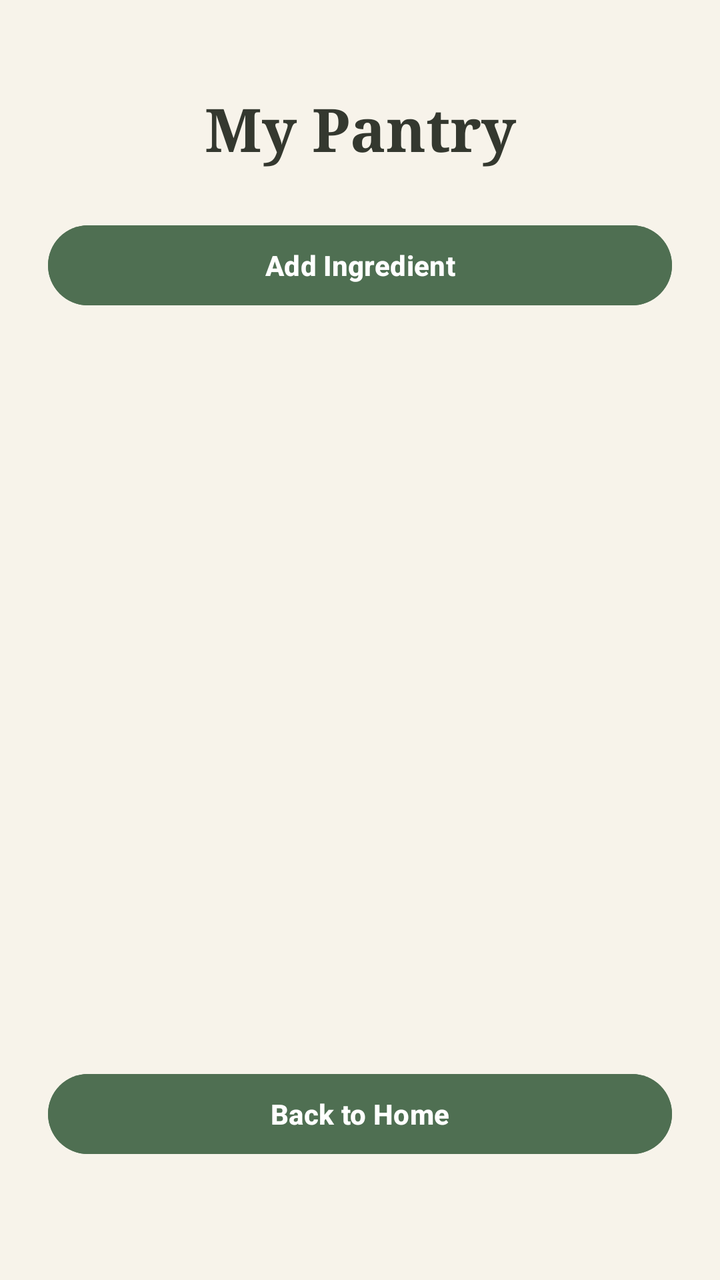
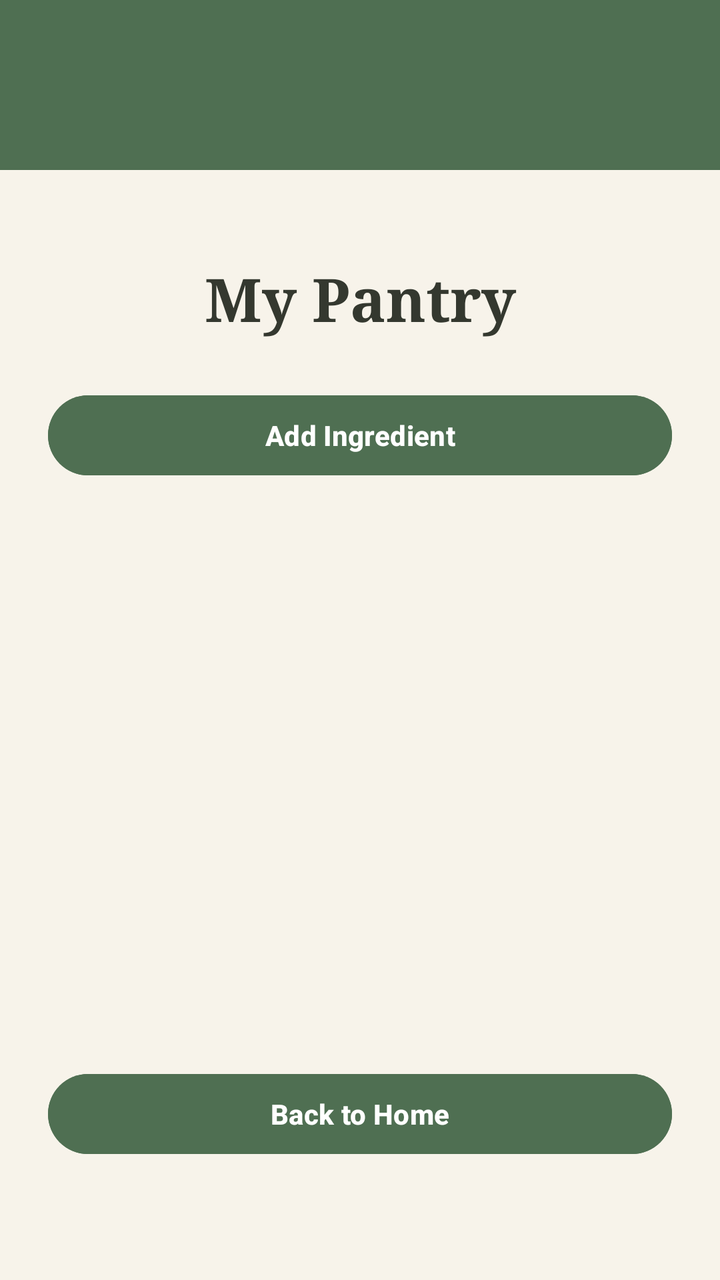

Two renders of the same Android screen: before a commit and after it. Below are the layout's source before the change and the commit's diff.
<!-- AndroidManifest.xml: application theme Theme.SmartPantryManager -->
<!-- res/layout/activity_pantry.xml -->
<?xml version="1.0" encoding="utf-8"?>
<LinearLayout
    xmlns:android="http://schemas.android.com/apk/res/android"
    android:id="@+id/pantryRoot"
    android:layout_width="match_parent"
    android:layout_height="match_parent"
    android:orientation="vertical"
    android:background="@color/sage_dark">

    
    <View
        android:id="@+id/statusBarBackground"
        android:layout_width="match_parent"
        android:layout_height="0dp"
        android:background="@color/sage_dark" />

    
    <LinearLayout
        android:layout_width="match_parent"
        android:layout_height="0dp"
        android:layout_weight="1"
        android:orientation="vertical"
        android:background="@color/cream"
        android:padding="24dp">

        <TextView
            android:layout_width="match_parent"
            android:layout_height="wrap_content"
            android:text="My Pantry"
            android:textSize="30sp"
            android:textStyle="bold"
            android:fontFamily="serif"
            android:textColor="@color/brown"
            android:gravity="center"
            android:layout_marginTop="20dp"
            android:layout_marginBottom="24dp" />

        <Button
            android:id="@+id/addPantryButton"
            android:layout_width="match_parent"
            android:layout_height="wrap_content"
            android:text="Add Ingredient"
            android:textColor="@color/white"
            android:textStyle="bold"
            android:backgroundTint="@color/sage"
            android:layout_marginBottom="20dp" />

        <TextView
            android:id="@+id/noItemsMessage"
            android:layout_width="match_parent"
            android:layout_height="wrap_content"
            android:text="No pantry items added yet."
            android:textSize="16sp"
            android:textColor="@color/brown_light"
            android:gravity="center"
            android:visibility="gone"
            android:layout_marginBottom="16dp" />

        <androidx.recyclerview.widget.RecyclerView
            android:id="@+id/pantryRecyclerView"
            android:layout_width="match_parent"
            android:layout_height="0dp"
            android:layout_weight="1"
            android:clipToPadding="false"
            android:paddingBottom="8dp" />

        <Button
            android:id="@+id/backToHomeButton"
            android:layout_width="match_parent"
            android:layout_height="wrap_content"
            android:text="Back to Home"
            android:textColor="@color/white"
            android:textStyle="bold"
            android:backgroundTint="@color/sage"
            android:layout_marginTop="16dp"
            android:layout_marginBottom="35dp" />

    </LinearLayout>

</LinearLayout>
<!-- resources referenced by this layout -->
<resources>
  <color name="brown">#34382F</color>
  <color name="brown_light">#65695F</color>
  <color name="cream">#F7F3EA</color>
  <color name="sage">#4F6F52</color>
  <color name="sage_dark">#3E5941</color>
  <color name="white">#FFFFFFFF</color>
  <style name="Theme.SmartPantryManager" parent="Base.Theme.SmartPantryManager" />
  <style name="Base.Theme.SmartPantryManager" parent="Theme.Material3.DayNight.NoActionBar">
          
          
      </style>
</resources>

<!-- the commit's change to res/layout/activity_pantry.xml (unified diff, before → after) -->
@@ -1,80 +1,122 @@
 <?xml version="1.0" encoding="utf-8"?>
-<LinearLayout
+<androidx.drawerlayout.widget.DrawerLayout
     xmlns:android="http://schemas.android.com/apk/res/android"
-    android:id="@+id/pantryRoot"
+    xmlns:app="http://schemas.android.com/apk/res-auto"
+    xmlns:tools="http://schemas.android.com/tools"
+    android:id="@+id/drawerLayout"
     android:layout_width="match_parent"
     android:layout_height="match_parent"
-    android:orientation="vertical"
-    android:background="@color/sage_dark">
-
-    
-    <View
-        android:id="@+id/statusBarBackground"
-        android:layout_width="match_parent"
-        android:layout_height="0dp"
-        android:background="@color/sage_dark" />
+    android:background="@color/cream"
+    tools:context=".PantryActivity">
 
     
     <LinearLayout
         android:layout_width="match_parent"
-        android:layout_height="0dp"
-        android:layout_weight="1"
+        android:layout_height="match_parent"
         android:orientation="vertical"
-        android:background="@color/cream"
-        android:padding="24dp">
+        android:background="@color/cream">
 
-        <TextView
+        
+        <androidx.appcompat.widget.Toolbar
+            android:id="@+id/mainToolbar"
             android:layout_width="match_parent"
-            android:layout_height="wrap_content"
-            android:text="My Pantry"
-            android:textSize="30sp"
-            android:textStyle="bold"
-            android:fontFamily="serif"
-            android:textColor="@color/brown"
-            android:gravity="center"
-            android:layout_marginTop="20dp"
-            android:layout_marginBottom="24dp" />
+            android:layout_height="85dp"
+            android:background="@color/sage"
+            android:title="Smart Pantry Manager"
+            android:titleTextColor="@color/white" />
 
-        <Button
-            android:id="@+id/addPantryButton"
-            android:layout_width="match_parent"
-            android:layout_height="wrap_content"
-            android:text="Add Ingredient"
-            android:textColor="@color/white"
-            android:textStyle="bold"
-            android:backgroundTint="@color/sage"
-            android:layout_marginBottom="20dp" />
-
-        <TextView
-            android:id="@+id/noItemsMessage"
-            android:layout_width="match_parent"
-            android:layout_height="wrap_content"
-            android:text="No pantry items added yet."
-            android:textSize="16sp"
-            android:textColor="@color/brown_light"
-            android:gravity="center"
-            android:visibility="gone"
-            android:layout_marginBottom="16dp" />
-
-        <androidx.recyclerview.widget.RecyclerView
-            android:id="@+id/pantryRecyclerView"
+        
+        <LinearLayout
+            android:id="@+id/pantryRoot"
             android:layout_width="match_parent"
             android:layout_height="0dp"
             android:layout_weight="1"
-            android:clipToPadding="false"
-            android:paddingBottom="8dp" />
+            android:orientation="vertical"
+            android:background="@color/sage_dark">
 
-        <Button
-            android:id="@+id/backToHomeButton"
-            android:layout_width="match_parent"
-            android:layout_height="wrap_content"
-            android:text="Back to Home"
-            android:textColor="@color/white"
-            android:textStyle="bold"
-            android:backgroundTint="@color/sage"
-            android:layout_marginTop="16dp"
-            android:layout_marginBottom="35dp" />
+            
+            <View
+                android:id="@+id/statusBarBackground"
+                android:layout_width="match_parent"
+                android:layout_height="0dp"
+                android:background="@color/sage_dark" />
+
+            
+            <LinearLayout
+                android:layout_width="match_parent"
+                android:layout_height="0dp"
+                android:layout_weight="1"
+                android:orientation="vertical"
+                android:background="@color/cream"
+                android:padding="24dp">
+
+                <TextView
+                    android:layout_width="match_parent"
+                    android:layout_height="wrap_content"
+                    android:text="My Pantry"
+                    android:textSize="30sp"
+                    android:textStyle="bold"
+                    android:fontFamily="serif"
+                    android:textColor="@color/brown"
+                    android:gravity="center"
+                    android:layout_marginTop="20dp"
+                    android:layout_marginBottom="24dp" />
+
+                <Button
+                    android:id="@+id/addPantryButton"
+                    android:layout_width="match_parent"
+                    android:layout_height="wrap_content"
+                    android:text="Add Ingredient"
+                    android:textColor="@color/white"
+                    android:textStyle="bold"
+                    android:backgroundTint="@color/sage"
+                    android:layout_marginBottom="20dp" />
+
+                <TextView
+                    android:id="@+id/noItemsMessage"
+                    android:layout_width="match_parent"
+                    android:layout_height="wrap_content"
+                    android:text="No pantry items added yet."
+                    android:textSize="16sp"
+                    android:textColor="@color/brown_light"
+                    android:gravity="center"
+                    android:visibility="gone"
+                    android:layout_marginBottom="16dp" />
+
+                <androidx.recyclerview.widget.RecyclerView
+                    android:id="@+id/pantryRecyclerView"
+                    android:layout_width="match_parent"
+                    android:layout_height="0dp"
+                    android:layout_weight="1"
+                    android:clipToPadding="false"
+                    android:paddingBottom="8dp" />
+
+                <Button
+                    android:id="@+id/backToHomeButton"
+                    android:layout_width="match_parent"
+                    android:layout_height="wrap_content"
+                    android:text="Back to Home"
+                    android:textColor="@color/white"
+                    android:textStyle="bold"
+                    android:backgroundTint="@color/sage"
+                    android:layout_marginTop="16dp"
+                    android:layout_marginBottom="35dp" />
+
+            </LinearLayout>
+
+        </LinearLayout>
 
     </LinearLayout>
 
-</LinearLayout>
+    
+    <com.google.android.material.navigation.NavigationView
+        android:id="@+id/navigationView"
+        android:layout_width="280dp"
+        android:layout_height="match_parent"
+        android:layout_gravity="start"
+        android:background="@color/cream"
+        app:itemTextColor="@color/brown"
+        app:itemIconTint="@color/sage"
+        app:menu="@menu/drawer_menu" />
+
+</androidx.drawerlayout.widget.DrawerLayout>
<!-- resource entries referenced after the edit -->
@@ -8,8 +8,7 @@
   <color name="white">#FFFFFFFF</color>
   <style name="Theme.SmartPantryManager" parent="Base.Theme.SmartPantryManager" />
   <style name="Base.Theme.SmartPantryManager" parent="Theme.Material3.DayNight.NoActionBar">
-          
-          
+  
       </style>
 </resources>
 
